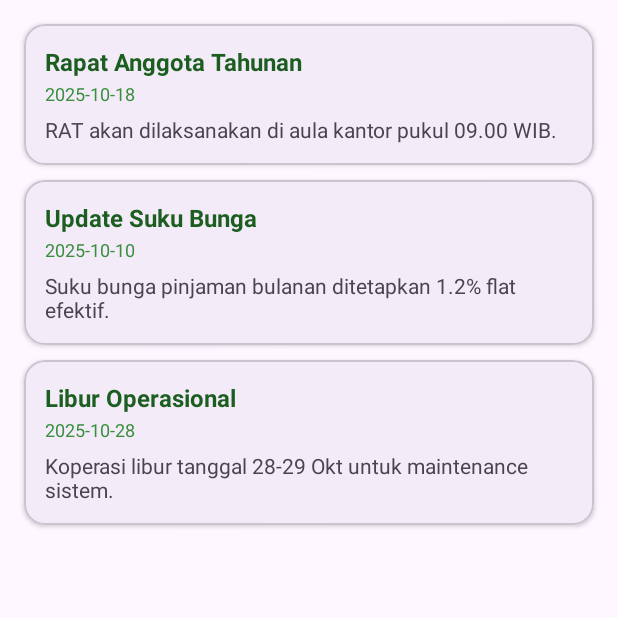
After one commit to YaredMordechai/Projek_MAP, an Android app: the fragment PengumumanFragment shown on its own in the app's theme, on a phone screen of 412 x 824 dp, the top half of it. The commit adds this screen. Run offline under Robolectric (Android 15) with nearby library versions, the phone set to English and light mode, and no system bars; 1 statement that could not run was skipped.

Commit message:
Tambah fitur Sistem ada lihat pengumuman koperasi (user)

```diff
--- a/app/src/main/java/com/example/projek_map/data/DummyUserData.kt
+++ b/app/src/main/java/com/example/projek_map/data/DummyUserData.kt
@@ -98,6 +98,12 @@ data class DueReminder(
     val nominalCicilan: Int
 )
 
+data class Pengumuman(
+    val id: Int,
+    val judul: String,
+    val isi: String,
+    val tanggal: String  // yyyy-MM-dd
+)
 
 // =====================
 // Dummy store & helpers
@@ -602,4 +608,14 @@ object DummyUserData {
 
         return list
     }
+
+    // =====================
+    // Pengumuman Koperasi
+    // =====================
+
+    val pengumumanList = mutableListOf(
+        Pengumuman(1, "Rapat Anggota Tahunan", "RAT akan dilaksanakan di aula kantor pukul 09.00 WIB.", "2025-10-18"),
+        Pengumuman(2, "Update Suku Bunga", "Suku bunga pinjaman bulanan ditetapkan 1.2% flat efektif.", "2025-10-10"),
+        Pengumuman(3, "Libur Operasional", "Koperasi libur tanggal 28-29 Okt untuk maintenance sistem.", "2025-10-28")
+    )
 }
--- a/app/src/main/java/com/example/projek_map/ui/MainActivity.kt
+++ b/app/src/main/java/com/example/projek_map/ui/MainActivity.kt
@@ -77,6 +77,7 @@ class MainActivity : AppCompatActivity() {
         bottomNav.setOnItemSelectedListener { item ->
             when (item.itemId) {
                 R.id.navigation_dashboard -> loadFragment(DashboardFragment())
+                R.id.navigation_pengumuman -> loadFragment(PengumumanFragment())
                 R.id.navigation_simpanan -> loadFragment(SimpananFragment())
                 R.id.navigation_pinjaman -> loadFragment(PinjamanFragment())
                 R.id.navigation_profil -> {
--- /dev/null
+++ b/app/src/main/java/com/example/projek_map/ui/adapters/PengumumanAdapter.kt
@@ -0,0 +1,37 @@
+package com.example.projek_map.ui.adapters
+
+import android.view.LayoutInflater
+import android.view.View
+import android.view.ViewGroup
+import android.widget.TextView
+import androidx.recyclerview.widget.RecyclerView
+import com.example.projek_map.R
+import com.example.projek_map.data.Pengumuman
+
+class PengumumanAdapter(
+    private val items: List<Pengumuman>,
+    private val onClick: ((Pengumuman) -> Unit)? = null
+) : RecyclerView.Adapter<PengumumanAdapter.VH>() {
+
+    class VH(v: View) : RecyclerView.ViewHolder(v) {
+        val tvJudul: TextView = v.findViewById(R.id.tvJudul)
+        val tvTanggal: TextView = v.findViewById(R.id.tvTanggal)
+        val tvIsi: TextView = v.findViewById(R.id.tvIsi)
+    }
+
+    override fun onCreateViewHolder(parent: ViewGroup, viewType: Int): VH {
+        val v = LayoutInflater.from(parent.context)
+            .inflate(R.layout.item_pengumuman, parent, false)
+        return VH(v)
+    }
+
+    override fun onBindViewHolder(holder: VH, position: Int) {
+        val it = items[position]
+        holder.tvJudul.text = it.judul
+        holder.tvTanggal.text = it.tanggal
+        holder.tvIsi.text = it.isi
+        holder.itemView.setOnClickListener { _ -> onClick?.invoke(it) }
+    }
+
+    override fun getItemCount(): Int = items.size
+}
--- /dev/null
+++ b/app/src/main/java/com/example/projek_map/ui/adapters/PengumumanFragment.kt
@@ -0,0 +1,32 @@
+package com.example.projek_map.ui.fragments
+
+import android.os.Bundle
+import android.view.LayoutInflater
+import android.view.View
+import android.view.ViewGroup
+import androidx.fragment.app.Fragment
+import androidx.recyclerview.widget.LinearLayoutManager
+import androidx.recyclerview.widget.RecyclerView
+import com.example.projek_map.R
+import com.example.projek_map.data.DummyUserData
+import com.example.projek_map.ui.adapters.PengumumanAdapter
+import com.google.android.material.dialog.MaterialAlertDialogBuilder
+
+class PengumumanFragment : Fragment() {
+
+    override fun onCreateView(
+        inflater: LayoutInflater, container: ViewGroup?, savedInstanceState: Bundle?
+    ): View {
+        val v = inflater.inflate(R.layout.fragment_pengumuman, container, false)
+        val rv = v.findViewById<RecyclerView>(R.id.rvPengumuman)
+        rv.layoutManager = LinearLayoutManager(requireContext())
+        rv.adapter = PengumumanAdapter(DummyUserData.pengumumanList) { item ->
+            MaterialAlertDialogBuilder(requireContext())
+                .setTitle(item.judul)
+                .setMessage("${item.isi}\n\nTanggal: ${item.tanggal}")
+                .setPositiveButton("Tutup", null)
+                .show()
+        }
+        return v
+    }
+}
--- /dev/null
+++ b/app/src/main/res/drawable/ic_announcement.xml
@@ -0,0 +1,5 @@
+<vector xmlns:android="http://schemas.android.com/apk/res/android" android:autoMirrored="true" android:height="24dp" android:tint="#000000" android:viewportHeight="24" android:viewportWidth="24" android:width="24dp">
+
+    <path android:fillColor="@android:color/white" android:pathData="M20,2L4,2c-1.1,0 -1.99,0.9 -1.99,2L2,22l4,-4h14c1.1,0 2,-0.9 2,-2L22,4c0,-1.1 -0.9,-2 -2,-2zM13,11h-2L11,5h2v6zM13,15h-2v-2h2v2z"/>
+
+</vector>
--- /dev/null
+++ b/app/src/main/res/layout/fragment_pengumuman.xml
@@ -0,0 +1,7 @@
+<?xml version="1.0" encoding="utf-8"?>
+<androidx.recyclerview.widget.RecyclerView xmlns:android="http://schemas.android.com/apk/res/android"
+    android:id="@+id/rvPengumuman"
+    android:layout_width="match_parent"
+    android:layout_height="match_parent"
+    android:padding="16dp"
+    android:clipToPadding="false"/>
--- /dev/null
+++ b/app/src/main/res/layout/item_pengumuman.xml
@@ -0,0 +1,43 @@
+<?xml version="1.0" encoding="utf-8"?>
+<com.google.android.material.card.MaterialCardView xmlns:android="http://schemas.android.com/apk/res/android"
+    xmlns:app="http://schemas.android.com/apk/res-auto"
+    android:layout_width="match_parent"
+    android:layout_height="wrap_content"
+    android:layout_marginBottom="10dp"
+    app:cardCornerRadius="14dp"
+    app:cardElevation="2dp">
+
+    <LinearLayout
+        android:layout_width="match_parent"
+        android:layout_height="wrap_content"
+        android:orientation="vertical"
+        android:padding="14dp">
+
+        <TextView
+            android:id="@+id/tvJudul"
+            android:layout_width="match_parent"
+            android:layout_height="wrap_content"
+            android:text="Judul"
+            android:textStyle="bold"
+            android:textSize="16sp"
+            android:textColor="@color/green_900" />
+
+        <TextView
+            android:id="@+id/tvTanggal"
+            android:layout_width="wrap_content"
+            android:layout_height="wrap_content"
+            android:text="2025-10-10"
+            android:textSize="12sp"
+            android:textColor="@color/green_700"
+            android:layout_marginTop="2dp"/>
+
+        <TextView
+            android:id="@+id/tvIsi"
+            android:layout_width="match_parent"
+            android:layout_height="wrap_content"
+            android:text="Isi pengumuman..."
+            android:textSize="14sp"
+            android:layout_marginTop="6dp" />
+
+    </LinearLayout>
+</com.google.android.material.card.MaterialCardView>
--- a/app/src/main/res/menu/bottom_nav_menu.xml
+++ b/app/src/main/res/menu/bottom_nav_menu.xml
@@ -5,6 +5,11 @@
         android:id="@+id/navigation_dashboard"
         android:icon="@drawable/ic_dashboard"
         android:title="Dashboard" />
+
+    <item
+        android:id="@+id/navigation_pengumuman"
+        android:icon="@drawable/ic_announcement"
+        android:title="Pengumuman" />
 
     <item
         android:id="@+id/navigation_simpanan"
```
